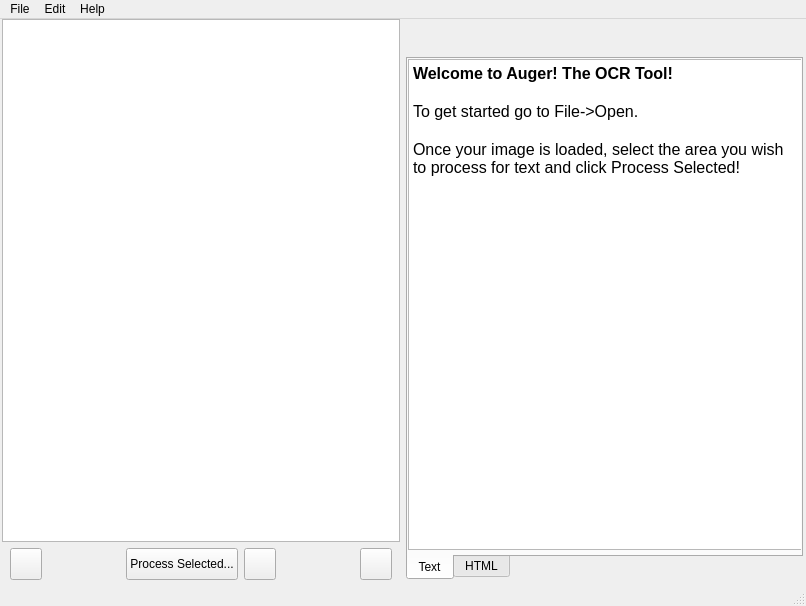
The window that auger/forms/ui/mainwindow.ui (m-flak/auger) describes before a commit, drawn with Qt 5.
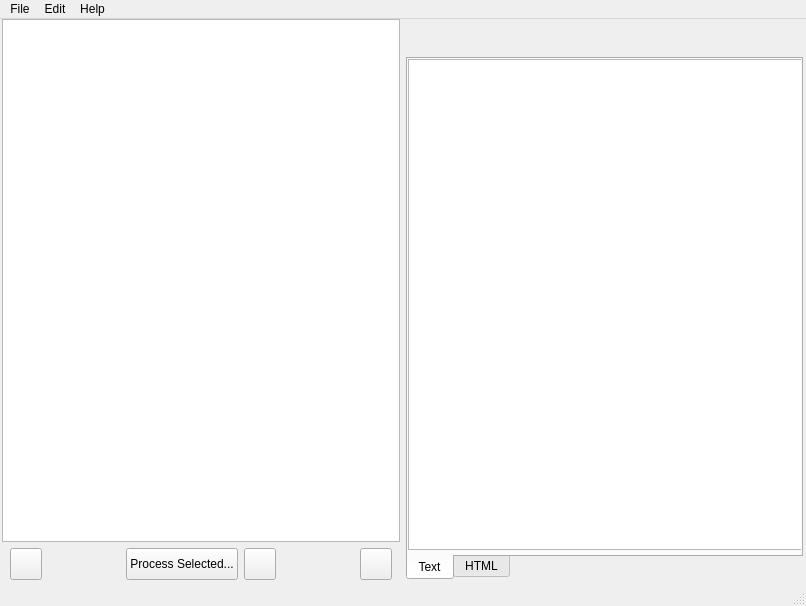
The same window after the commit. Custom widgets are drawn as their Qt base class.

Commit message: changes for testing remove welcome message from *.ui file add test for the tabs

```diff
--- a/auger/forms/ui/mainwindow.ui
+++ b/auger/forms/ui/mainwindow.ui
@@ -300,17 +300,6 @@
            <property name="readOnly">
             <bool>true</bool>
            </property>
-           <property name="html">
-            <string>&lt;!DOCTYPE HTML PUBLIC &quot;-//W3C//DTD HTML 4.0//EN&quot; &quot;http://www.w3.org/TR/REC-html40/strict.dtd&quot;&gt;
-&lt;html&gt;&lt;head&gt;&lt;meta name=&quot;qrichtext&quot; content=&quot;1&quot; /&gt;&lt;style type=&quot;text/css&quot;&gt;
-p, li { white-space: pre-wrap; }
-&lt;/style&gt;&lt;/head&gt;&lt;body style=&quot; font-family:'MS Shell Dlg 2'; font-size:8.25pt; font-weight:400; font-style:normal;&quot;&gt;
-&lt;p style=&quot; margin-top:0px; margin-bottom:0px; margin-left:0px; margin-right:0px; -qt-block-indent:0; text-indent:0px;&quot;&gt;&lt;span style=&quot; font-size:12pt; font-weight:600;&quot;&gt;Welcome to Auger! The OCR Tool!&lt;/span&gt;&lt;/p&gt;
-&lt;p style=&quot;-qt-paragraph-type:empty; margin-top:0px; margin-bottom:0px; margin-left:0px; margin-right:0px; -qt-block-indent:0; text-indent:0px; font-size:12pt;&quot;&gt;&lt;br /&gt;&lt;/p&gt;
-&lt;p style=&quot; margin-top:0px; margin-bottom:0px; margin-left:0px; margin-right:0px; -qt-block-indent:0; text-indent:0px;&quot;&gt;&lt;span style=&quot; font-size:12pt;&quot;&gt;To get started go to File-&amp;gt;Open.&lt;/span&gt;&lt;/p&gt;
-&lt;p style=&quot;-qt-paragraph-type:empty; margin-top:0px; margin-bottom:0px; margin-left:0px; margin-right:0px; -qt-block-indent:0; text-indent:0px; font-size:12pt;&quot;&gt;&lt;br /&gt;&lt;/p&gt;
-&lt;p style=&quot; margin-top:0px; margin-bottom:0px; margin-left:0px; margin-right:0px; -qt-block-indent:0; text-indent:0px;&quot;&gt;&lt;span style=&quot; font-size:12pt;&quot;&gt;Once your image is loaded, select the area you wish to process for text and click Process Selected!&lt;/span&gt;&lt;/p&gt;&lt;/body&gt;&lt;/html&gt;</string>
-           </property>
            <property name="augerTextEditType" stdset="0">
             <string>text</string>
            </property>
```
Left out of the diff: 6 changed lines with no effect on the pictures. The commit also changes 8 other files.
